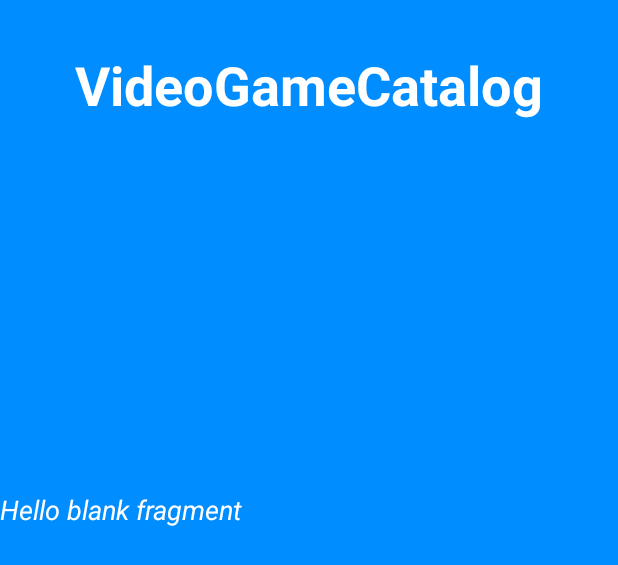
After one commit to kelveenfabian/VideoGameCatalog, an Android app: the layout fragment_display.xml on its own in the app's theme, with its tools: preview values and no code run, on a phone screen of 412 x 824 dp. The commit adds this screen. Shown: the top 565 px of the screen. Run offline under Robolectric (Android 15) with nearby library versions, the phone set to English and light mode, and no system bars.

Commit message:
Created display fragment that show information about the current video game when it's clicked

```diff
--- a/app/src/main/java/com/example/videogamecatalog/view/GameViewHolder.java
+++ b/app/src/main/java/com/example/videogamecatalog/view/GameViewHolder.java
@@ -7,6 +7,7 @@ import android.widget.TextView;
 
 import com.example.videogamecatalog.R;
 import com.example.videogamecatalog.model.Game;
+import com.example.videogamecatalog.view.fragment.FragmentListener;
 
 public class GameViewHolder
         extends RecyclerView.ViewHolder {
@@ -18,7 +19,8 @@ public class GameViewHolder
         gameTitle = itemView.findViewById(R.id.game_title);
     }
 
-    public void onBind(Game game) {
+    public void onBind(final Game game, FragmentListener listener) {
         gameTitle.setText(game.getName());
+        gameTitle.setOnClickListener(v -> listener.DisplayGameInfoFrag(game));
     }
 }
--- a/app/src/main/java/com/example/videogamecatalog/view/GenreViewHolder.java
+++ b/app/src/main/java/com/example/videogamecatalog/view/GenreViewHolder.java
@@ -51,7 +51,7 @@ public class GenreViewHolder
                                                          ";\n" +
                                                          "where genres = " +
                                                          genre.getId() +
-                                                         ";");
+                                                         ";" + "sort name asc;" );
 
             IGDBApi.getService(IGDBService.class)
                    .getGamesByGenre(requestBody)
--- a/app/src/main/java/com/example/videogamecatalog/view/fragment/FragmentListener.java
+++ b/app/src/main/java/com/example/videogamecatalog/view/fragment/FragmentListener.java
@@ -7,4 +7,5 @@ import java.util.List;
 public interface FragmentListener {
 
     void GenreToGamesFrag(List<Game> gamesList);
+    void DisplayGameInfoFrag(Game game);
 }
--- a/app/src/main/res/layout/activity_main.xml
+++ b/app/src/main/res/layout/activity_main.xml
@@ -8,7 +8,8 @@
                                              tools:context=".view.MainActivity">
 
     <FrameLayout
-        android:id="@+id/genre_frag"
+        android:id="@+id/catalog_frag"
+        android:background="@color/colorPrimary"
         android:layout_width="match_parent"
         android:layout_height="match_parent"/>
 
--- /dev/null
+++ b/app/src/main/res/layout/fragment_display.xml
@@ -0,0 +1,44 @@
+<?xml version="1.0" encoding="utf-8"?>
+<android.support.constraint.ConstraintLayout android:layout_height="match_parent"
+                                             android:layout_width="match_parent"
+                                             android:background="@color/colorPrimary"
+                                             xmlns:android="http://schemas.android.com/apk/res/android"
+                                             xmlns:tools="http://schemas.android.com/tools"
+                                             xmlns:app="http://schemas.android.com/apk/res-auto"
+                                             tools:context=".view.fragment.DisplayFrag">
+
+    <!-- TODO: Update blank fragment layout --><TextView
+    android:id="@+id/game_name"
+    android:layout_height="wrap_content"
+    android:layout_width="match_parent"
+    android:layout_marginTop="32dp"
+    android:textAlignment="center"
+    android:textSize="36sp"
+    android:textColor="#fff"
+    android:textStyle="bold"
+    app:layout_constraintLeft_toLeftOf="parent"
+    app:layout_constraintTop_toTopOf="parent"
+    app:layout_constraintRight_toRightOf="parent"
+    tools:text="@string/app_name"/>
+
+    <ScrollView
+        android:layout_height="250dp"
+        android:layout_width="match_parent"
+        app:layout_constraintLeft_toLeftOf="parent"
+        app:layout_constraintRight_toRightOf="parent"
+        app:layout_constraintBottom_toBottomOf="parent"
+        app:layout_constraintTop_toBottomOf="@id/game_name"
+        >
+
+        <TextView
+            android:id="@+id/game_summary"
+            android:layout_height="wrap_content"
+            android:layout_width="match_parent"
+            android:text="@string/hello_blank_fragment"
+            android:textSize="18sp"
+            android:textColor="#fff"
+            android:textStyle="italic"/>
+
+    </ScrollView>
+
+</android.support.constraint.ConstraintLayout>
```
Also changed, not shown: app/src/main/java/com/example/videogamecatalog/controller/GameAdapter.java (+5 -2 lines), app/src/main/java/com/example/videogamecatalog/view/MainActivity.java (+13 -2 lines), app/src/main/java/com/example/videogamecatalog/view/fragment/DisplayFrag.java (added, +68 -0 lines), app/src/main/java/com/example/videogamecatalog/view/fragment/GameFrag.java (+19 -3 lines), app/src/main/java/com/example/videogamecatalog/view/fragment/GenreFrag.java (+5 -6 lines).
